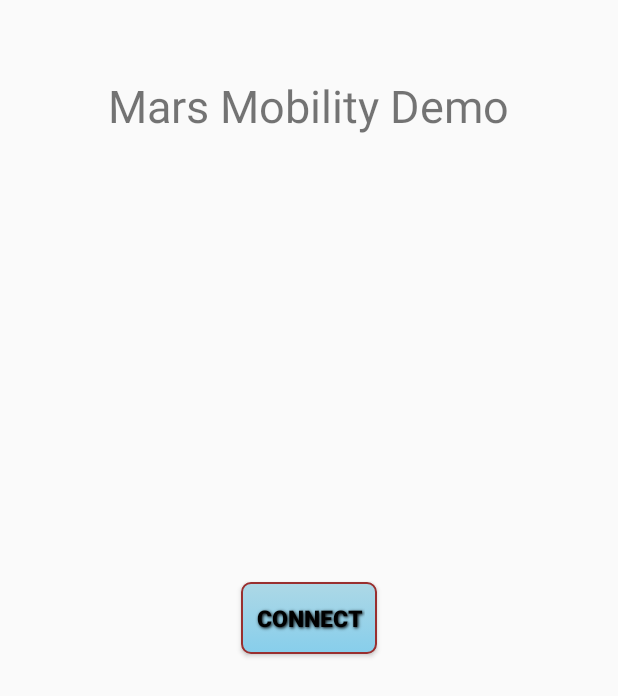
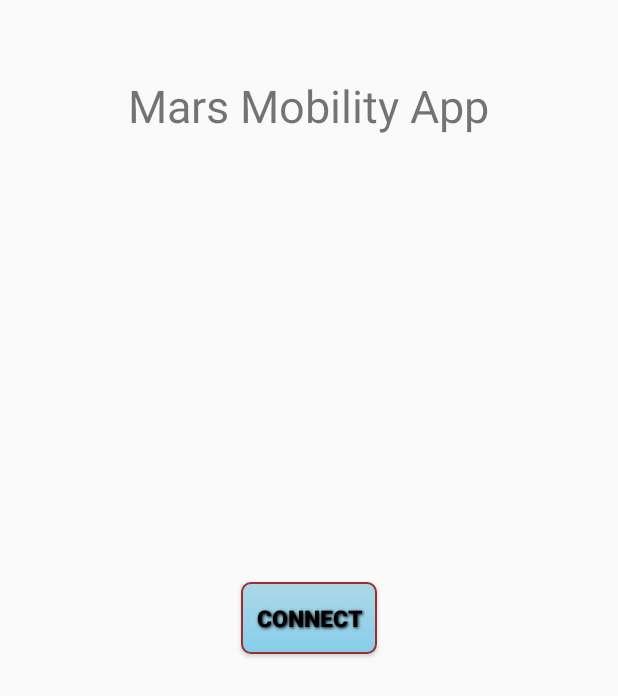
Before and after one commit to jerrychong25/MarsMobilityApp, an Android app: the layout main.xml on its own in the app's theme, with its tools: preview values and no code run, on a phone screen of 412 x 824 dp. Shown: the top 696 px of the screen. Run offline under Robolectric (Android 15) with nearby library versions, the phone set to English and light mode, and no system bars.

Commit message:
Modified first screen display text from Mars Mobility Demo to Mars Mobility App

```diff
--- a/app/src/main/res/layout/main.xml
+++ b/app/src/main/res/layout/main.xml
@@ -9,7 +9,7 @@
         android:layout_height="wrap_content"
         android:layout_centerHorizontal="true"
         android:layout_marginTop="50dp"
-        android:text="Mars Mobility Demo"
+        android:text="Mars Mobility App"
         android:textSize="30sp" />
 
     <Button
```
